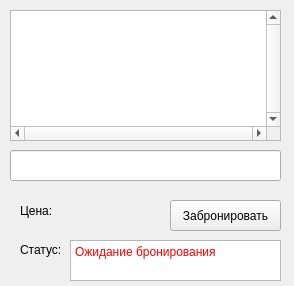
First picture: the form in film.ui, repository AnastasiaPotapova/Cinematic, before the edit.
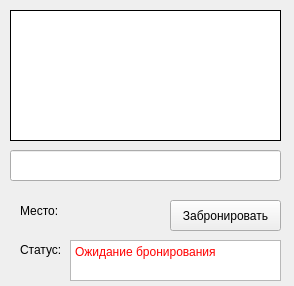
Second picture: the form after the edit.

Diff of the .ui file:
```diff
--- a/film.ui
+++ b/film.ui
@@ -64,7 +64,7 @@
     </sizepolicy>
    </property>
    <property name="text">
-    <string>Цена:</string>
+    <string>Место:</string>
    </property>
   </widget>
   <widget class="QLabel" name="price">
@@ -128,7 +128,7 @@
 &lt;p style=&quot; margin-top:0px; margin-bottom:0px; margin-left:0px; margin-right:0px; -qt-block-indent:0; text-indent:0px;&quot;&gt;&lt;span style=&quot; font-size:9pt; color:#ff0000;&quot;&gt;Ожидание бронирования&lt;/span&gt;&lt;/p&gt;&lt;/body&gt;&lt;/html&gt;</string>
    </property>
   </widget>
-  <widget class="QTextBrowser" name="room_session">
+  <widget class="QLabel" name="room_session">
    <property name="geometry">
     <rect>
      <x>10</x>
@@ -137,11 +137,20 @@
      <height>131</height>
     </rect>
    </property>
-   <property name="verticalScrollBarPolicy">
-    <enum>Qt::ScrollBarAlwaysOn</enum>
+   <property name="cursor">
+    <cursorShape>CrossCursor</cursorShape>
    </property>
-   <property name="horizontalScrollBarPolicy">
-    <enum>Qt::ScrollBarAlwaysOn</enum>
+   <property name="mouseTracking">
+    <bool>true</bool>
+   </property>
+   <property name="styleSheet">
+    <string notr="true">background-color: rgb(255, 255, 255);</string>
+   </property>
+   <property name="frameShape">
+    <enum>QFrame::Box</enum>
+   </property>
+   <property name="text">
+    <string/>
    </property>
   </widget>
  </widget>
```
Left out of the diff: 7 changed lines with no effect on the pictures.
